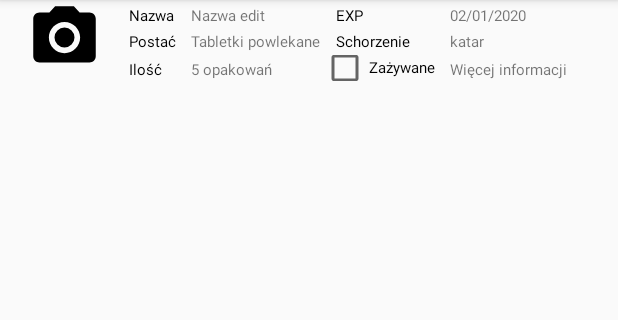
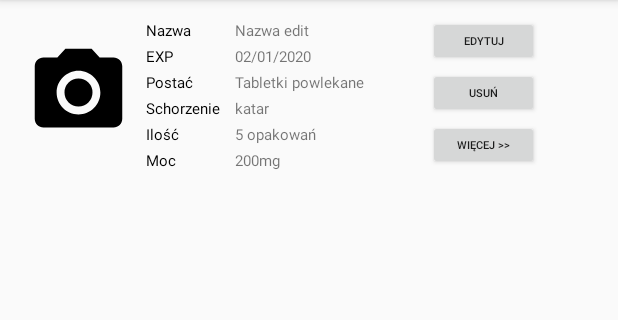
Before and after one commit to mysha13/MyFirstAidKit, an Android app: the OneMedicineInformation screen opened directly, with no data from a screen before it, on a phone screen of 412 x 824 dp, the part 84-404 px from its top. Run offline under Robolectric (Android 15) with nearby library versions, the phone set to English and light mode, and no system bars.

Commit message:
Delete comments
Delete some comments, and add buttons to edit or delete medicament

```diff
--- a/app/src/main/java/com/example/elasz/myfirstaidkit/BarcodeScanner.java
+++ b/app/src/main/java/com/example/elasz/myfirstaidkit/BarcodeScanner.java
@@ -139,7 +139,7 @@ public class BarcodeScanner extends AppCompatActivity  implements ZXingScannerVi
                 scannerView.resumeCameraPreview(BarcodeScanner.this);
             }
         });
-        /*builder.setNegativeButton("Zobacz", new DialogInterface.OnClickListener() {
+        /*builder.setNegativeButton("Idź do leku", new DialogInterface.OnClickListener() {
             @Override
             public void onClick(DialogInterface dialogInterface, int i) {
                 Intent intent = new Intent(Intent.ACTION_VIEW, Uri.parse(scannerResult));
--- a/app/src/main/java/com/example/elasz/myfirstaidkit/DatabaseAdapters/DBUserMedicamentsAdapter.java
+++ b/app/src/main/java/com/example/elasz/myfirstaidkit/DatabaseAdapters/DBUserMedicamentsAdapter.java
@@ -46,7 +46,7 @@ public class DBUserMedicamentsAdapter {
             cv.put(DatabaseConstantInformation.PURPOSE, purpose);
             cv.put(DatabaseConstantInformation.AMOUNT, amount);
             cv.put(DatabaseConstantInformation.AMOUNT_FORM, amount_form);       //check format
-            cv.put(DatabaseConstantInformation.PERSON_NAME, person);            //check format
+            cv.put(DatabaseConstantInformation.PERSON, person);            //check format
             cv.put(DatabaseConstantInformation.NOTE, note);
             return database.insert(DatabaseConstantInformation.USERMEDICAMENTSTABLE, null, cv);
 
--- a/app/src/main/res/layout/activity_one_medicine_information.xml
+++ b/app/src/main/res/layout/activity_one_medicine_information.xml
@@ -7,18 +7,20 @@
     tools:context="com.example.elasz.myfirstaidkit.OneMedicineInformation">
 
     <GridLayout
-        android:layout_width="match_parent"
-        android:layout_height="match_parent"
+        android:layout_width="wrap_content"
+        android:layout_height="wrap_content"
         android:layout_weight="1"
-        android:columnCount="5"
-        android:rowCount="3">
+        android:columnCount="4"
+        android:rowCount="6"
+        android:layout_margin="10dp">
 
         <ImageView
             android:id="@+id/imageView2"
-            android:layout_width="66dp"
-            android:layout_height="50dp"
-            android:layout_marginLeft="10dp"
-            android:layout_rowSpan="3"
+            android:layout_width="70dp"
+            android:layout_height="70dp"
+            android:layout_rowSpan="6"
+            android:layout_gravity="center"
+            android:layout_marginLeft="7dp"
             app:srcCompat="@drawable/ic_menu_camera" />
 
         <TextView
@@ -37,6 +39,13 @@
             android:textSize="10dp"
             android:text="Nazwa edit" />
 
+        <Button
+            android:layout_width="74dp"
+            android:layout_height="33dp"
+            android:layout_gravity="center"
+            android:layout_rowSpan="2"
+            android:textSize="7dp"
+            android:text="Edytuj" />
         <TextView
             android:textColor="@android:color/black"
             android:layout_marginTop="3dp"
@@ -66,6 +75,14 @@
             android:text="Tabletki powlekane"
             android:textSize="10dp"
             android:id="@+id/txt_form"/>
+
+        <Button
+            android:layout_width="74dp"
+            android:layout_height="33dp"
+            android:layout_gravity="center"
+            android:layout_rowSpan="2"
+            android:textSize="7dp"
+            android:text="Usuń" />
 
         <TextView
             android:textColor="@android:color/black"
@@ -97,7 +114,7 @@
             android:text="5 opakowań"
             android:id="@+id/txt_numberOfMedicine"/>
 
-        <CheckBox
+        <!--<CheckBox
             android:layout_marginTop="2dp"
             android:id="@+id/checkBox"
             android:layout_width="wrap_content"
@@ -105,13 +122,32 @@
             android:layout_column="3"
             android:layout_row="2"
             android:text="@string/oneInformationMedicine_checkb_taken"
-            android:textSize="10dp" />
+            android:layout_columnSpan="1"
+            android:textSize="10dp" />-->
+
+        <Button
+            android:layout_width="74dp"
+            android:layout_height="33dp"
+            android:layout_gravity="center"
+            android:textSize="7dp"
+            android:layout_rowSpan="2"
+            android:text="Więcej >>"
+           />
+
+        <TextView
+            android:textColor="@android:color/black"
+            android:layout_marginTop="3dp"
+            android:layout_marginLeft="10dp"
+            android:textSize="10dp"
+            android:text="Moc"
+            android:id="@+id/txtview_power"/>
 
         <TextView
             android:layout_marginTop="3dp"
             android:layout_marginLeft="10dp"
             android:textSize="10dp"
-            android:text="Więcej informacji"/>
+            android:text="200mg"
+            android:id="@+id/tv_power"/>
     </GridLayout>
 
 </LinearLayout>
```
Also changed, not shown: app/src/main/java/com/example/elasz/myfirstaidkit/AddMedicine.java (+2 -80 lines), app/src/main/java/com/example/elasz/myfirstaidkit/DatabaseImplement/DatabaseConstantInformation.java (+10 -10 lines), app/src/main/java/com/example/elasz/myfirstaidkit/MainActivity.java (+0 -83 lines), app/src/main/java/com/example/elasz/myfirstaidkit/Medicaments/MedInfo.java (added, +72 -0 lines), app/src/main/java/com/example/elasz/myfirstaidkit/Medicaments/UserMed.java (added, +118 -0 lines), app/src/main/java/com/example/elasz/myfirstaidkit/Medicaments/UserMedAdapter.java (added, +19 -0 lines), 1 other file. Lines whose indentation alone changed are shown as unchanged.
